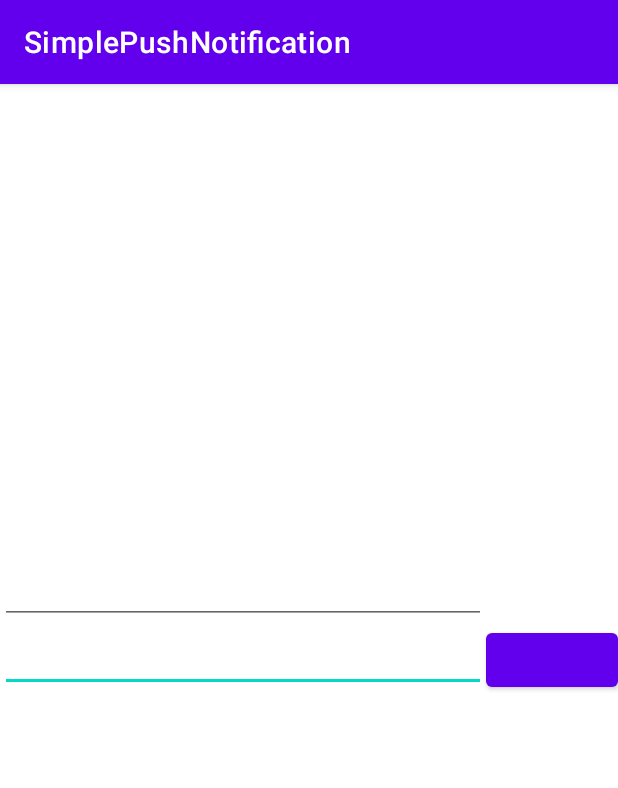
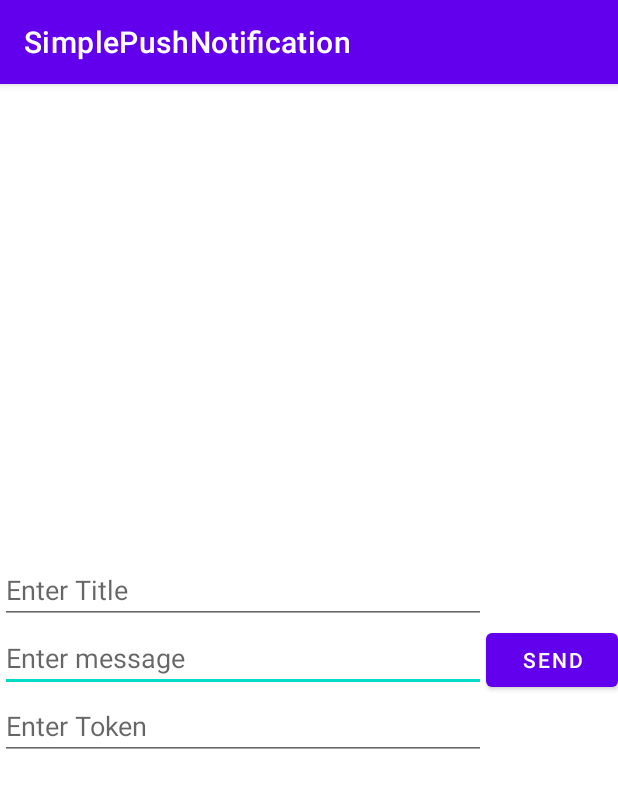
Before and after one commit to loxave/Tugas-21, an Android app: the screen it shows after launch (MainActivity), on a phone screen of 412 x 824 dp. Shown: the top 788 px of the screen. Run offline under Robolectric (Android 15) with nearby library versions, the phone set to English and light mode, and no system bars; our stand-ins replace Timber.

```diff
--- a/app/src/main/res/layout/activity_main.xml
+++ b/app/src/main/res/layout/activity_main.xml
@@ -6,13 +6,11 @@
     android:layout_height="match_parent"
     tools:context=".MainActivity">
 
-
-
     <Button
         android:id="@+id/btnSend"
         android:layout_width="wrap_content"
         android:layout_height="wrap_content"
-        tools:text="Send"
+        android:text="Send"
         app:layout_constraintBottom_toBottomOf="parent"
         app:layout_constraintEnd_toEndOf="parent"
         app:layout_constraintTop_toTopOf="parent" />
@@ -22,7 +20,7 @@
         android:layout_width="0dp"
         android:layout_height="wrap_content"
         android:ems="10"
-        tools:hint="Enter message"
+        android:hint="Enter message"
         android:inputType="textPersonName"
         app:layout_constraintEnd_toStartOf="@+id/btnSend"
         app:layout_constraintHorizontal_bias="0.5"
@@ -34,21 +32,20 @@
         android:layout_width="0dp"
         android:layout_height="wrap_content"
         android:ems="10"
-        tools:text="Enter Token"
+        android:hint="Enter Token"
         android:inputType="textPersonName"
-        android:visibility="invisible"
         app:layout_constraintEnd_toStartOf="@+id/btnSend"
-        app:layout_constraintHorizontal_bias="0.0"
+        app:layout_constraintHorizontal_bias="0.5"
         app:layout_constraintStart_toStartOf="parent"
         app:layout_constraintTop_toBottomOf="@+id/etMessage"
-        tools:hint="Enter Token" />
+        android:visibility="visible" />
 
     <EditText
         android:id="@+id/etTitle"
         android:layout_width="0dp"
         android:layout_height="wrap_content"
         android:ems="10"
-        tools:hint="Enter Title"
+        android:hint="Enter Title"
         android:inputType="textPersonName"
         app:layout_constraintBottom_toTopOf="@+id/etMessage"
         app:layout_constraintEnd_toStartOf="@+id/btnSend"
```
Also changed, not shown: app/src/main/java/com/zen4r17/android/simplepushnotification/MyFirebaseMessagingService.kt (+34 -5 lines).
